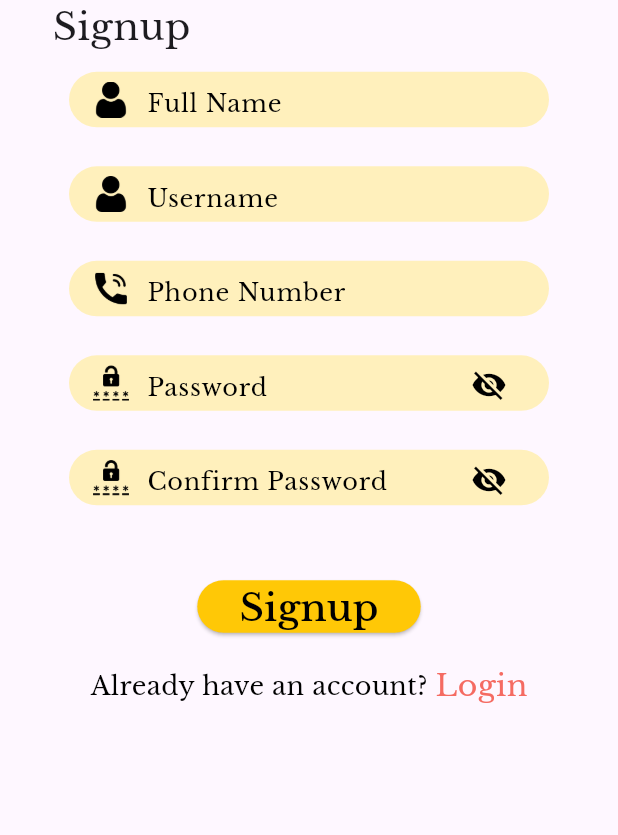
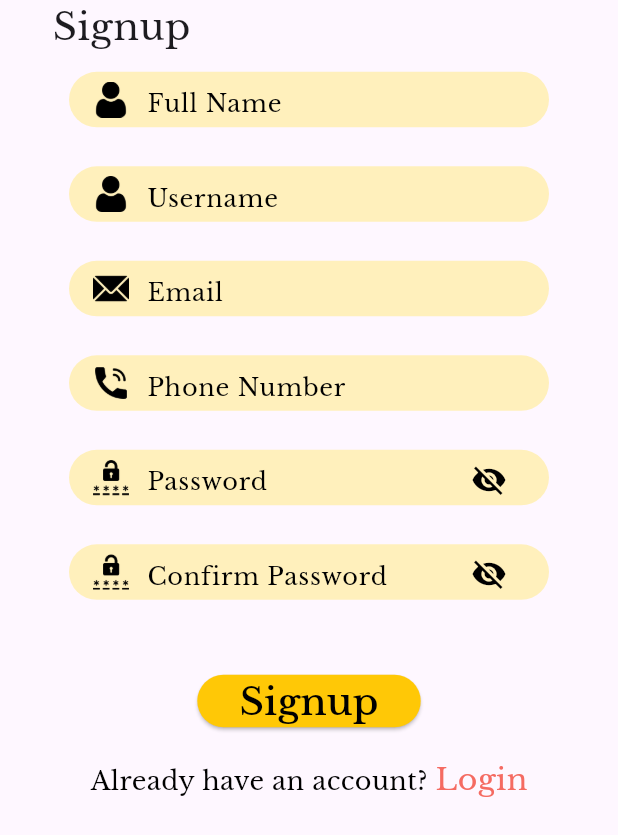
Before and after one commit to sneehaa/eventify, a Flutter app: the SignupPage screen opened by its route, on a phone screen of 412 x 824 dp, the part 401-1236 px from its top. Run offline on Flutter 3.47's test engine with Material 3 defaults, Android fonts, the phone set to English and light mode, and no system bars; our stand-ins replace flutter_secure_storage, geocoding, geolocator, google_fonts, jwt_decoder, logger; missing offline and left inert: khalti_flutter; accounts and stored records are empty; statements that could not run were skipped.

Commit message:
Updated signup feature

```diff
--- a/lib/features/signup/signup.dart
+++ b/lib/features/signup/signup.dart
@@ -1,5 +1,3 @@
-// ignore_for_file: use_build_context_synchronously
-
 import 'dart:convert';
 import 'dart:io';
 
@@ -10,7 +8,7 @@ import 'package:flutter/material.dart';
 import 'package:flutter/services.dart';
 import 'package:google_fonts/google_fonts.dart';
 import 'package:http/http.dart' as http;
-import 'package:logging/logging.dart';
+import 'package:logger/logger.dart';
 
 class SignupPage extends StatefulWidget {
   const SignupPage({super.key});
@@ -20,11 +18,14 @@ class SignupPage extends StatefulWidget {
 }
 
 class _SignupPageState extends State<SignupPage> {
-  final Logger _logger = Logger('_SignupPageState');
+  final Logger _logger = Logger(
+    printer: PrettyPrinter(),
+  );
 
   bool _passwordVisible = false;
   final TextEditingController _fullNameController = TextEditingController();
   final TextEditingController _usernameController = TextEditingController();
+  final TextEditingController _emailController = TextEditingController();
   final TextEditingController _phoneNumberController = TextEditingController();
   final TextEditingController _passwordController = TextEditingController();
   final TextEditingController _confirmPasswordController =
@@ -43,13 +44,14 @@ class _SignupPageState extends State<SignupPage> {
     final body = jsonEncode({
       'fullName': _fullNameController.text.trim(),
       'username': _usernameController.text.trim(),
+      'email': _emailController.text.trim(),
       'phoneNumber': _phoneNumberController.text.trim(),
       'password': _passwordController.text.trim(),
       'confirmPassword': _confirmPasswordController.text.trim(),
     });
 
     try {
-      _logger.info(
+      _logger.i(
           'Sending POST request to $url with body: $body and headers: $headers');
       final response = await http
           .post(
@@ -59,8 +61,8 @@ class _SignupPageState extends State<SignupPage> {
           )
           .timeout(const Duration(seconds: 30));
 
-      _logger.info('Response status: ${response.statusCode}');
-      _logger.info('Response body: ${response.body}');
+      _logger.i('Response status: ${response.statusCode}');
+      _logger.i('Response body: ${response.body}');
 
       if (response.statusCode == 200) {
         final responseData = jsonDecode(response.body);
@@ -87,13 +89,13 @@ class _SignupPageState extends State<SignupPage> {
         );
       }
     } on SocketException catch (e) {
-      _logger.severe('SocketException during signup: $e');
+      _logger.w('SocketException during signup: $e');
       showSnackBar(
         message: 'Connection timeout. Please try again later.',
         context: context,
       );
     } catch (e) {
-      _logger.severe('Error during signup: $e');
+      _logger.w('Error during signup: $e');
       showSnackBar(
         message: 'Error: $e',
         context: context,
@@ -106,9 +108,10 @@ class _SignupPageState extends State<SignupPage> {
     return Scaffold(
       key: _scaffoldMessengerKey,
       body: SafeArea(
-        child: Column(crossAxisAlignment: CrossAxisAlignment.center, children: [
-          Expanded(
-            child: Column(
+        child: SingleChildScrollView(
+          child:
+              Column(crossAxisAlignment: CrossAxisAlignment.center, children: [
+            Column(
               crossAxisAlignment: CrossAxisAlignment.center,
               children: [
                 const SizedBox(height: 20),
@@ -140,6 +143,12 @@ class _SignupPageState extends State<SignupPage> {
                   iconPath: 'assets/icons/user.png',
                   hintText: 'Username',
                   controller: _usernameController,
+                ),
+                const SizedBox(height: 6),
+                _buildTextField(
+                  iconPath: 'assets/icons/email.png',
+                  hintText: 'Email',
+                  controller: _emailController,
                 ),
                 const SizedBox(height: 6),
                 _buildTextField(
@@ -236,8 +245,8 @@ class _SignupPageState extends State<SignupPage> {
                 ),
               ],
             ),
-          ),
-        ]),
+          ]),
+        ),
       ),
     );
   }
```
